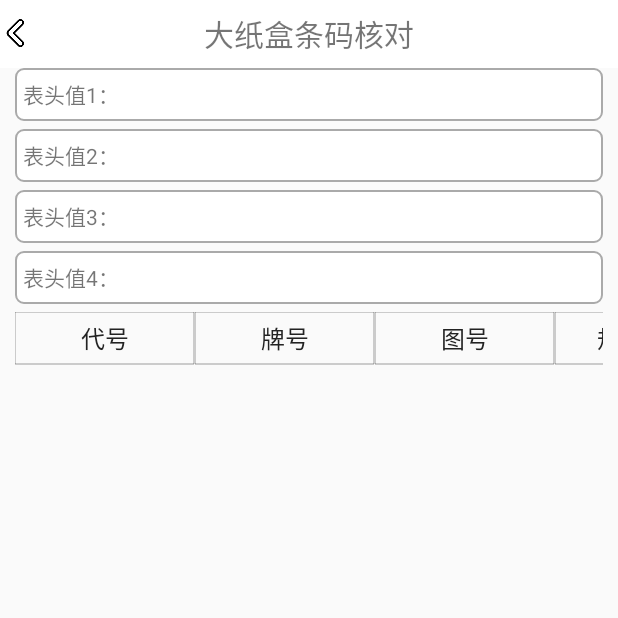
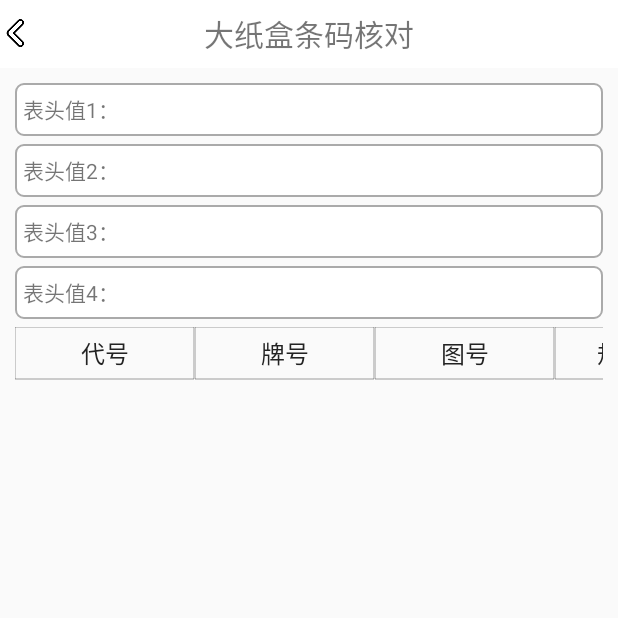
Before and after one commit to 1009839225/Scan-code-gun-APP, an Android app: the BigVerifyActivity screen opened directly, with no data from a screen before it, on a phone screen of 412 x 824 dp, the top half of it. Run offline under Robolectric (Android 15) with nearby library versions, the phone set to English and light mode, and no system bars; 1 statement that could not run was skipped.

Commit message:
扫码重复bug更正

```diff
--- a/app/src/main/res/layout/activity_inventory.xml
+++ b/app/src/main/res/layout/activity_inventory.xml
@@ -31,6 +31,7 @@
     <!-- 扫描纸盒条码 -->
 
     <LinearLayout
+        android:layout_marginTop="10dp"
         style="@style/InputBoxStyle"
         android:layout_width="match_parent"
         android:layout_height="wrap_content"
--- a/app/src/main/res/layout/activity_verify_big.xml
+++ b/app/src/main/res/layout/activity_verify_big.xml
@@ -30,6 +30,7 @@
     <!-- 扫描纸盒条码 -->
 
     <LinearLayout
+        android:layout_marginTop="10dp"
         style="@style/InputBoxStyle"
         android:layout_width="match_parent"
         android:layout_height="wrap_content"
@@ -68,6 +69,7 @@
 
         <EditText
             android:id="@+id/et_ckbm"
+            android:focusable="false"
             style="@style/EditTextStyle"
             android:layout_width="match_parent"
             android:layout_height="wrap_content"
@@ -93,6 +95,7 @@
         <EditText
             android:id="@+id/et_ghdw"
             style="@style/EditTextStyle"
+            android:focusable="false"
             android:layout_width="match_parent"
             android:layout_height="wrap_content"
             android:singleLine="true">
@@ -117,6 +120,7 @@
         <EditText
             android:id="@+id/et_btz4"
             style="@style/EditTextStyle"
+            android:focusable="false"
             android:layout_width="match_parent"
             android:layout_height="wrap_content"
             android:singleLine="true">
--- a/app/src/main/res/layout/activity_verify_doc.xml
+++ b/app/src/main/res/layout/activity_verify_doc.xml
@@ -30,6 +30,7 @@
     <!-- 扫描纸盒条码 -->
 
     <LinearLayout
+        android:layout_marginTop="10dp"
         style="@style/InputBoxStyle"
         android:layout_width="match_parent"
         android:layout_height="wrap_content"
--- a/app/src/main/res/layout/activity_verify_small.xml
+++ b/app/src/main/res/layout/activity_verify_small.xml
@@ -31,6 +31,7 @@
     <!-- 扫描物料标签卡 -->
 
     <LinearLayout
+        android:layout_marginTop="10dp"
         style="@style/InputBoxStyle"
         android:layout_width="match_parent"
         android:layout_height="wrap_content"
--- a/app/src/main/res/layout/table_zhtm.xml
+++ b/app/src/main/res/layout/table_zhtm.xml
@@ -3,6 +3,7 @@
     android:layout_height="match_parent">
 
     <util.MyTableTextView1
+        android:focusable="false"
         android:id="@+id/list_1_1"
         android:layout_width="120dp"
         android:layout_height="35dp"
@@ -14,6 +15,7 @@
         android:textSize="16sp" />
 
     <util.MyTableTextView1
+        android:focusable="false"
         android:id="@+id/list_1_2"
         android:layout_width="120dp"
         android:layout_height="35dp"
@@ -25,6 +27,7 @@
         android:layout_toEndOf="@+id/list_1_1" />
 
     <util.MyTableTextView1
+        android:focusable="false"
         android:id="@+id/list_1_3"
         android:layout_width="120dp"
         android:layout_height="35dp"
@@ -38,6 +41,7 @@
         android:layout_toEndOf="@+id/list_1_2" />
 
     <util.MyTableTextView1
+        android:focusable="false"
         android:id="@+id/list_1_4"
         android:layout_width="120dp"
         android:layout_height="35dp"
@@ -51,6 +55,7 @@
         android:layout_toEndOf="@+id/list_1_3" />
 
     <util.MyTableTextView1
+        android:focusable="false"
         android:id="@+id/list_1_5"
         android:layout_width="120dp"
         android:background="@null"
@@ -64,6 +69,7 @@
         android:layout_toEndOf="@+id/list_1_4" />
 
     <util.MyTableTextView1
+        android:focusable="false"
         android:id="@+id/list_1_6"
         android:layout_width="120dp"
         android:background="@null"
@@ -77,6 +83,7 @@
         android:layout_toEndOf="@+id/list_1_5" />
 
     <util.MyTableTextView1
+        android:focusable="false"
         android:id="@+id/list_1_7"
         android:layout_width="120dp"
         android:background="@null"
@@ -90,6 +97,7 @@
         android:layout_toEndOf="@+id/list_1_6" />
 
     <util.MyTableTextView1
+        android:focusable="false"
         android:id="@+id/list_1_8"
         android:layout_width="200dp"
         android:layout_height="35dp"
@@ -103,6 +111,7 @@
         android:layout_toEndOf="@+id/list_1_7" />
 
     <util.MyTableTextView1
+        android:focusable="false"
         android:id="@+id/list_1_9"
         android:layout_width="200dp"
         android:layout_height="35dp"
```
Also changed, not shown: app/src/main/java/com/gztd/verify/BigVerifyActivity.java (+44 -28 lines), app/src/main/java/com/gztd/verify/DocumentActivity.java (+25 -12 lines).
